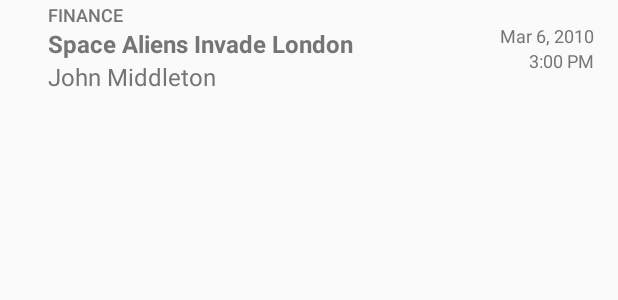
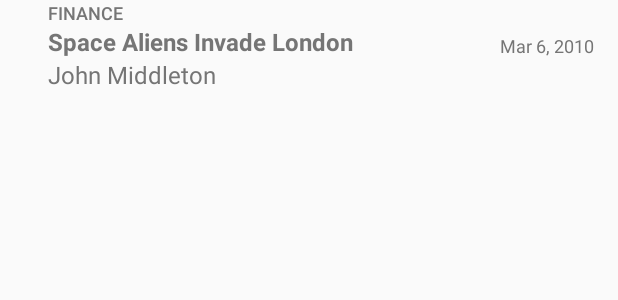
Before and after one commit to littlesparksf/NewsApp, an Android app: the layout news_list_item.xml on its own in the app's theme, with its tools: preview values and no code run, on a phone screen of 412 x 824 dp. Shown: the top 300 px of the screen. Run offline under Robolectric (Android 15) with nearby library versions, the phone set to English and light mode, and no system bars.

```diff
--- a/app/src/main/res/layout/news_list_item.xml
+++ b/app/src/main/res/layout/news_list_item.xml
@@ -1,7 +1,7 @@
 <LinearLayout xmlns:android="http://schemas.android.com/apk/res/android"
     xmlns:tools="http://schemas.android.com/tools"
     android:layout_width="match_parent"
-    android:layout_height="?android:attr/listPreferredItemHeight"
+    android:layout_height="wrap_content"
     android:orientation="horizontal"
     android:paddingStart="16dp"
     android:paddingLeft="16dp"
@@ -13,7 +13,6 @@
         android:layout_height="wrap_content"
         android:layout_gravity="center_vertical"
         android:layout_marginStart="16dp"
-        android:layout_marginLeft="16dp"
         android:layout_weight="1"
         android:orientation="vertical">
 
@@ -57,7 +56,6 @@
         android:layout_height="wrap_content"
         android:layout_gravity="center_vertical"
         android:layout_marginStart="16dp"
-        android:layout_marginLeft="16dp"
         android:orientation="vertical">
 
         <TextView
@@ -69,14 +67,5 @@
             android:textSize="12sp"
             tools:text="Mar 6, 2010" />
 
-        <TextView
-            android:id="@+id/news_item_time"
-            android:layout_width="wrap_content"
-            android:layout_height="wrap_content"
-            android:layout_gravity="end"
-            android:textColor="@color/textColorNewsItemDetails"
-            android:textSize="12sp"
-            tools:text="3:00 PM" />
-
     </LinearLayout>
 </LinearLayout>
```
Also changed, not shown: app/src/main/java/com/example/android/newsapp2/NewsActivity.java (+11 -2 lines), app/src/main/java/com/example/android/newsapp2/NewsAdapter.java (+18 -19 lines), app/src/main/java/com/example/android/newsapp2/NewsItem.java (+1 -8 lines), app/src/main/java/com/example/android/newsapp2/QueryUtils.java (+12 -11 lines), app/src/main/res/drawable/news_circle.xml (deleted, +0 -10 lines).
